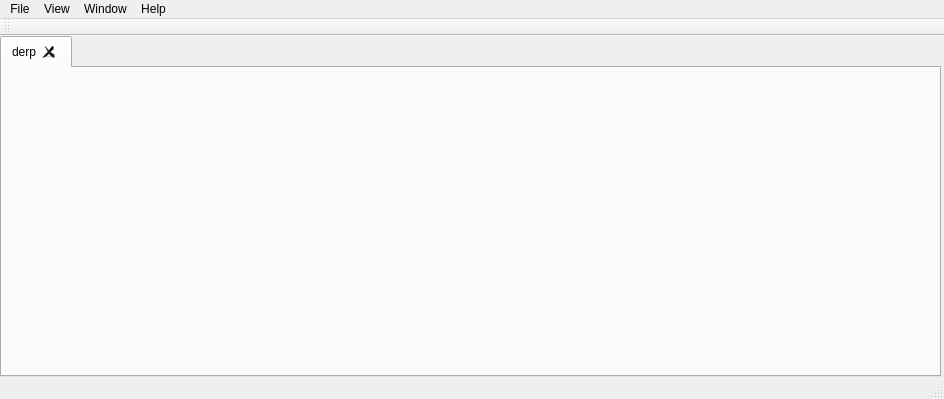
This is mainwindow.ui in MrQweex/Curmudgeon as Qt 5 draws it before an edit. The edited form follows.
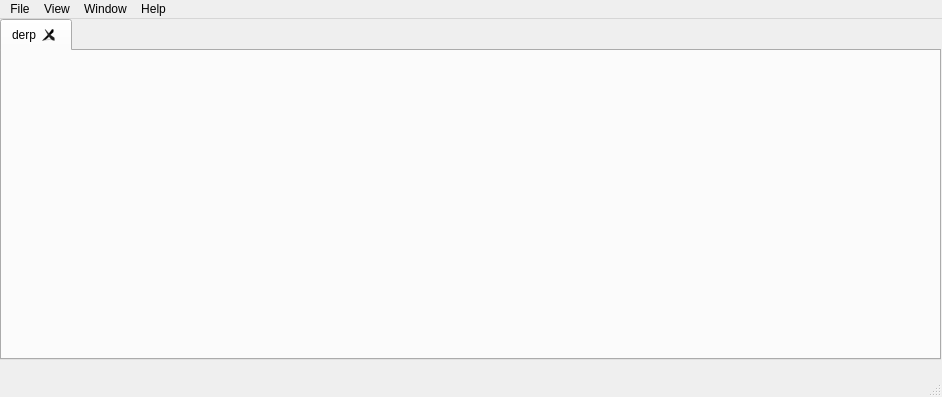
This is the edited form.

```diff
--- a/mainwindow.ui
+++ b/mainwindow.ui
@@ -6,8 +6,8 @@
    <rect>
     <x>0</x>
     <y>0</y>
-    <width>944</width>
-    <height>399</height>
+    <width>942</width>
+    <height>397</height>
    </rect>
   </property>
   <property name="sizePolicy">
@@ -59,8 +59,8 @@
     <rect>
      <x>0</x>
      <y>0</y>
-     <width>944</width>
-     <height>23</height>
+     <width>942</width>
+     <height>22</height>
     </rect>
    </property>
    <widget class="QMenu" name="menuFIle">
@@ -97,14 +97,6 @@
    <addaction name="menuWindow"/>
    <addaction name="menuHelp"/>
   </widget>
-  <widget class="QToolBar" name="mainToolBar">
-   <attribute name="toolBarArea">
-    <enum>TopToolBarArea</enum>
-   </attribute>
-   <attribute name="toolBarBreak">
-    <bool>false</bool>
-   </attribute>
-  </widget>
   <widget class="QStatusBar" name="statusBar"/>
   <action name="actionMinimize">
    <property name="text">
```
